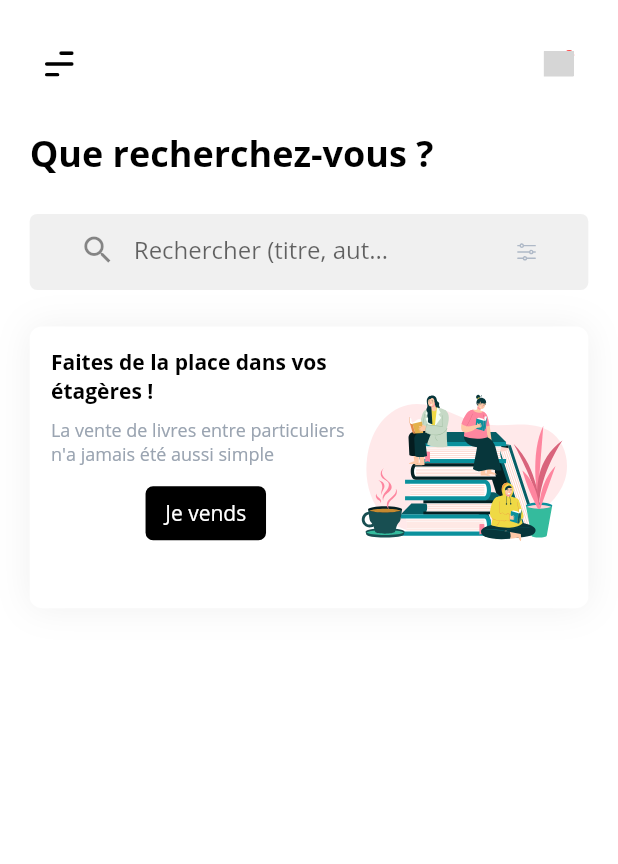
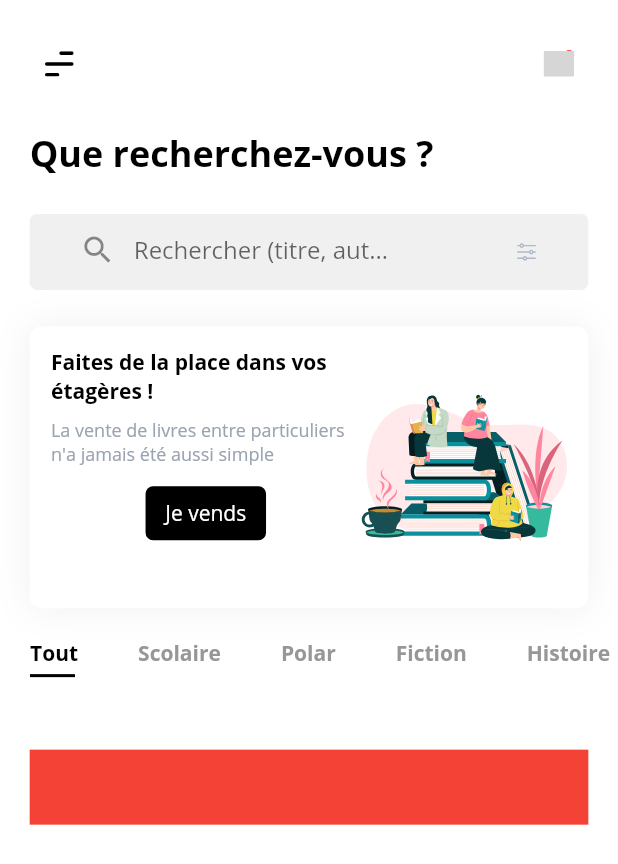
Before and after one commit to DarkYT/libelli-app, a Flutter app: the HomeScreen screen opened by its route, on a phone screen of 412 x 824 dp. Shown: the top 864 px of the screen. Run offline on Flutter 3.47's test engine with Material 2 defaults, Android fonts, the phone set to English and light mode, and no system bars; our stand-ins replace flutter_svg; grey boxes are pictures that could not be loaded.

Commit message:
A bit of refactoring

```diff
--- a/lib/main.dart
+++ b/lib/main.dart
@@ -19,7 +19,7 @@ class MyApp extends StatelessWidget {
         title: 'Libelli',
         debugShowCheckedModeBanner: false,
         theme: theme(),
-        home: SignInScreen(),
+        home: HomeScreen(),
         routes: routes,
     );
   }
--- a/lib/screens/home/home_screen.dart
+++ b/lib/screens/home/home_screen.dart
@@ -1,3 +1,5 @@
+import 'package:app_livres/screens/home/widgets/categories.dart';
+import 'package:app_livres/screens/home/widgets/topbar.dart';
 import 'package:app_livres/size_config.dart';
 import 'package:flutter/material.dart';
 import 'package:flutter_svg/flutter_svg.dart';
@@ -22,55 +24,7 @@ class HomeScreen extends StatelessWidget {
             child: Column(
               children: [
                 SizedBox(height: getProportionateScreenHeight(24, screenHeight),),
-                Padding(
-                  padding: EdgeInsets.symmetric(horizontal: getProportionateScreenWidth(18, screenWidth)),
-                  child: Row(
-                    mainAxisAlignment: MainAxisAlignment.spaceBetween,
-                    children: [
-                      InkWell(
-                        onTap: () {},
-                        child: Stack(
-                          overflow: Overflow.visible,
-                          children: [
-                            Container(
-                              padding: EdgeInsets.all(getProportionateScreenWidth(9, screenWidth)),
-                              width: getProportionateScreenWidth(36, screenWidth),
-                              height: getProportionateScreenHeight(36, screenHeight),
-                              child: SvgPicture.asset("assets/icons/menu.svg"),
-                            )
-                          ],
-                        ),
-                      ),
-                      InkWell(
-                        onTap: () {},
-                        child: Stack(
-                          overflow: Overflow.visible,
-                          children: [
-                            Container(
-                              padding: EdgeInsets.all(getProportionateScreenWidth(9, screenWidth)),
-                              width: getProportionateScreenWidth(36, screenWidth),
-                              height: getProportionateScreenHeight(36, screenHeight),
-                              child: SvgPicture.asset("assets/icons/bell.svg"),
-                            ),
-                            Positioned(
-                              top: 8,
-                              right: 4,
-                              child: Container(
-                                height: getProportionateScreenWidth(8, screenWidth),
-                                width: getProportionateScreenWidth(8,screenHeight),
-                                decoration: BoxDecoration(
-                                  color: Color(0xFFFF4848),
-                                  shape: BoxShape.circle,
-                                  border: Border.all(width: 1, color: Colors.white),
-                                ),
-                              ),
-                            )
-                          ],
-                        ),
-                      ),
-                    ],
-                  ),
-                ),
+                TopBar(screenWidth: screenWidth, screenHeight: screenHeight),
                 SizedBox(height: getProportionateScreenHeight(24, screenHeight),),
                 Padding(
                   padding: EdgeInsets.symmetric(horizontal: getProportionateScreenWidth(18, screenWidth)),
@@ -201,6 +155,16 @@ class HomeScreen extends StatelessWidget {
                     ),
                   ),
                 ),
+                Categories(),
+                SizedBox(height: getProportionateScreenHeight(24, screenHeight),),
+                Padding(
+                  padding: EdgeInsets.symmetric(horizontal: getProportionateScreenWidth(18, screenWidth)),
+                  child: Container(
+                    width: double.infinity,
+                    height: 50,
+                    color: Colors.red,
+                  ),
+                )
                 ],
             ),
           ),
--- /dev/null
+++ b/lib/screens/home/widgets/categories.dart
@@ -0,0 +1,60 @@
+import 'package:flutter/material.dart';
+
+import '../../../constants.dart';
+
+
+class Categories extends StatefulWidget {
+  @override
+  _CategoriesState createState() => _CategoriesState();
+}
+
+class _CategoriesState extends State<Categories> {
+  List<String> categories = ["Tout", "Scolaire", "Polar", "Fiction", "Histoire"];
+  // By default our first item will be selected
+  int selectedIndex = 0;
+  @override
+  Widget build(BuildContext context) {
+    return Padding(
+      padding: const EdgeInsets.symmetric(vertical: 20),
+      child: SizedBox(
+        height: 30,
+        child: ListView.builder(
+          scrollDirection: Axis.horizontal,
+          itemCount: categories.length,
+          itemBuilder: (context, index) => buildCategory(index),
+        ),
+      ),
+    );
+  }
+
+  Widget buildCategory(int index) {
+    return GestureDetector(
+      onTap: () {
+        setState(() {
+          selectedIndex = index;
+        });
+      },
+      child: Padding(
+        padding: const EdgeInsets.symmetric(horizontal: 20),
+        child: Column(
+          crossAxisAlignment: CrossAxisAlignment.start,
+          children: <Widget>[
+            Text(
+              categories[index],
+              style: TextStyle(
+                fontWeight: FontWeight.bold,
+                color: selectedIndex == index ? Colors.black : kSecondaryColor,
+              ),
+            ),
+            Container(
+              margin: EdgeInsets.only(top: 5), //top padding 5
+              height: 2,
+              width: 30,
+              color: selectedIndex == index ? Colors.black : Colors.transparent,
+            )
+          ],
+        ),
+      ),
+    );
+  }
+}
--- /dev/null
+++ b/lib/screens/home/widgets/icon_with_notification.dart
@@ -0,0 +1,49 @@
+import 'package:flutter/material.dart';
+import 'package:flutter_svg/flutter_svg.dart';
+
+import '../../../size_config.dart';
+
+class IconWithNotification extends StatelessWidget {
+  const IconWithNotification({
+    Key? key,
+    required this.screenWidth,
+    required this.screenHeight,
+    required this.isNotified,
+  }) : super(key: key);
+
+  final double screenWidth;
+  final double screenHeight;
+  final bool isNotified;
+
+  @override
+  Widget build(BuildContext context) {
+    return InkWell(
+      onTap: () {},
+      child: Stack(
+        overflow: Overflow.visible,
+        children: [
+          Container(
+            padding: EdgeInsets.all(getProportionateScreenWidth(9, screenWidth)),
+            width: getProportionateScreenWidth(36, screenWidth),
+            height: getProportionateScreenHeight(36, screenHeight),
+            child: SvgPicture.asset("assets/icons/bell.svg"),
+          ),
+          if(isNotified)
+            Positioned(
+              top: 8,
+              right: 4,
+              child: Container(
+                height: getProportionateScreenWidth(8, screenWidth),
+                width: getProportionateScreenWidth(8,screenHeight),
+                decoration: BoxDecoration(
+                  color: Color(0xFFFF4848),
+                  shape: BoxShape.circle,
+                  border: Border.all(width: 1, color: Colors.white),
+                ),
+              ),
+            )
+        ],
+      ),
+    );
+  }
+}
--- /dev/null
+++ b/lib/screens/home/widgets/topbar.dart
@@ -0,0 +1,43 @@
+import 'package:flutter/material.dart';
+import 'package:flutter_svg/flutter_svg.dart';
+
+import '../../../size_config.dart';
+import 'icon_with_notification.dart';
+
+class TopBar extends StatelessWidget {
+  const TopBar({
+    Key? key,
+    required this.screenWidth,
+    required this.screenHeight,
+  }) : super(key: key);
+
+  final double screenWidth;
+  final double screenHeight;
+
+  @override
+  Widget build(BuildContext context) {
+    return Padding(
+      padding: EdgeInsets.symmetric(horizontal: getProportionateScreenWidth(18, screenWidth)),
+      child: Row(
+        mainAxisAlignment: MainAxisAlignment.spaceBetween,
+        children: [
+          InkWell(
+            onTap: () {},
+            child: Stack(
+              overflow: Overflow.visible,
+              children: [
+                Container(
+                  padding: EdgeInsets.all(getProportionateScreenWidth(9, screenWidth)),
+                  width: getProportionateScreenWidth(36, screenWidth),
+                  height: getProportionateScreenHeight(36, screenHeight),
+                  child: SvgPicture.asset("assets/icons/menu.svg"),
+                )
+              ],
+            ),
+          ),
+          IconWithNotification(screenWidth: screenWidth, screenHeight: screenHeight, isNotified: true),
+        ],
+      ),
+    );
+  }
+}
```
